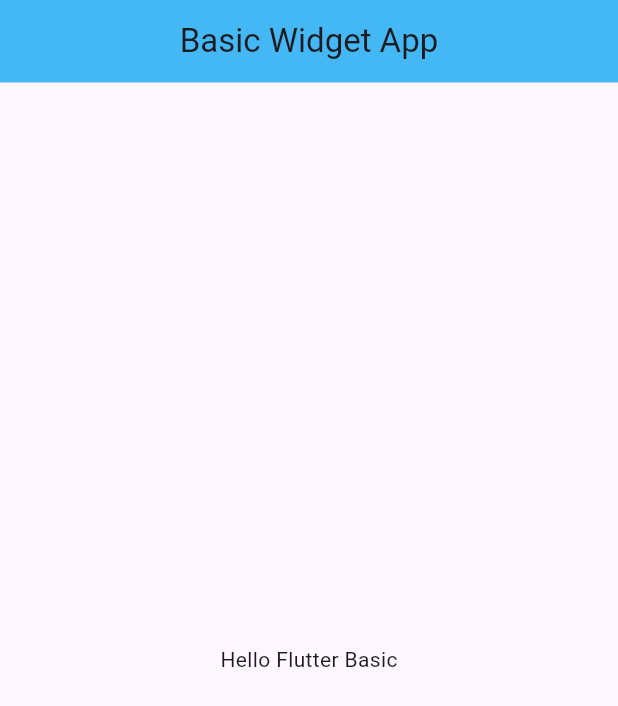
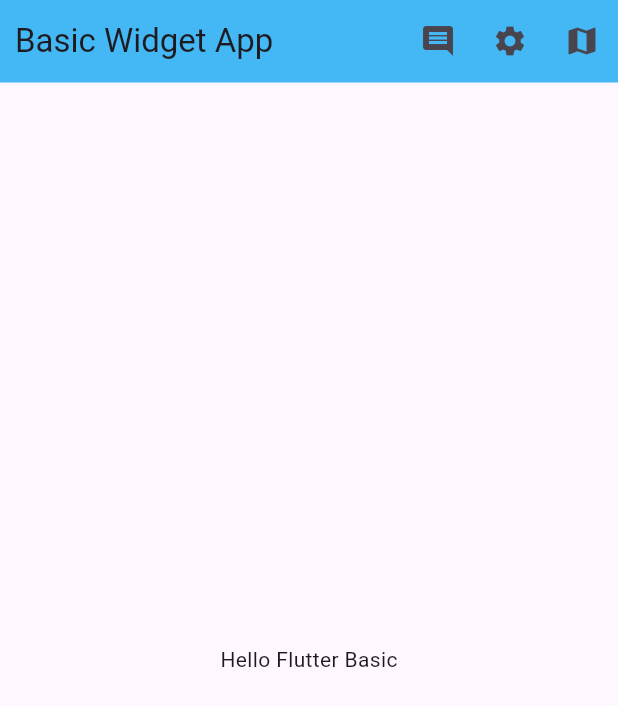
Before and after one commit to sazidmahmud36/flutter_world, a Flutter app: the screen it shows after launch, on a phone screen of 412 x 824 dp. Shown: the top 706 px of the screen. Run offline on Flutter 3.47's test engine with Material 3 defaults, Android fonts, the phone set to English and light mode, and no system bars.

Commit message:
Adding Icon on appBar

```diff
--- a/basic_wiz/lib/main.dart
+++ b/basic_wiz/lib/main.dart
@@ -24,11 +24,16 @@ class HomeActivity extends StatelessWidget{
       appBar: AppBar(
         title: Text("Basic Widget App"),
         backgroundColor: Colors.lightBlueAccent,
-        titleSpacing: 0,
-        centerTitle: true,
+        titleSpacing: 10,
+        // centerTitle: true,
         toolbarHeight: 55,
         toolbarOpacity: 1,
         elevation: 6,
+        actions: [
+          IconButton(onPressed: (){}, icon: Icon(Icons.comment)),
+          IconButton(onPressed: (){}, icon: Icon(Icons.settings)),
+          IconButton(onPressed: (){}, icon: Icon(Icons.map)),
+        ],
       ),
       body: Center(
         child: Text("Hello Flutter Basic"),
```
